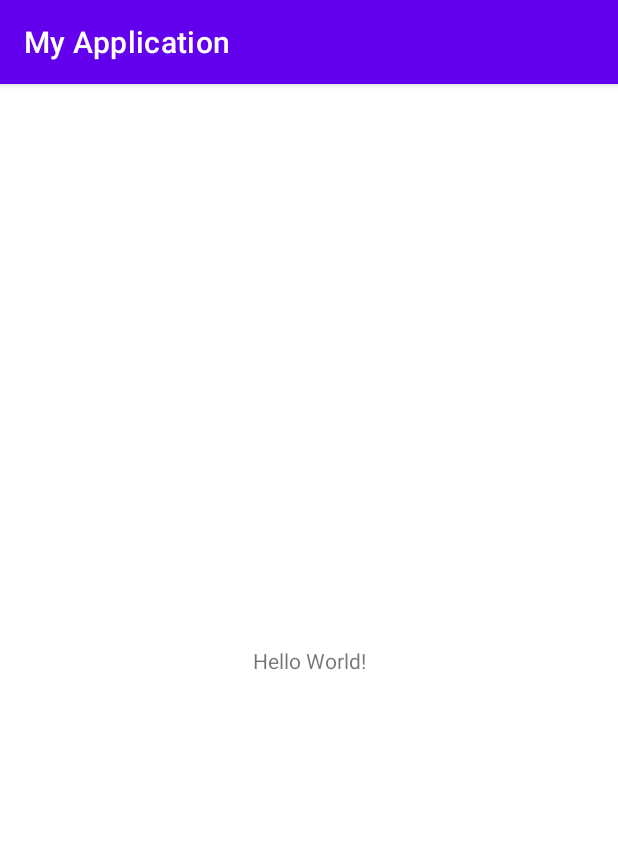
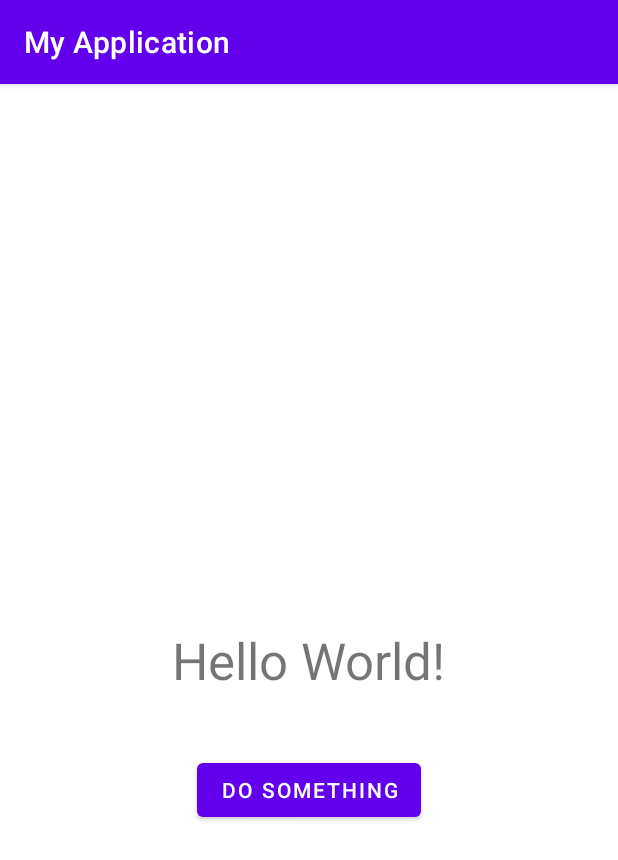
Before and after one commit to kevinsangyu/Personal_App, an Android app: the screen it shows after launch (MainActivity), on a phone screen of 412 x 824 dp. Shown: the top 860 px of the screen. Run offline under Robolectric (Android 15) with nearby library versions, the phone set to English and light mode, and no system bars.

Commit message:
Basics with buttons and TextView, setting disabled, changing text and outputting to log.

```diff
--- a/app/src/main/res/layout/activity_main.xml
+++ b/app/src/main/res/layout/activity_main.xml
@@ -7,12 +7,27 @@
     tools:context=".MainActivity">
 
     <TextView
+        android:id="@+id/hello"
         android:layout_width="wrap_content"
         android:layout_height="wrap_content"
         android:text="Hello World!"
+        android:textSize="34sp"
         app:layout_constraintBottom_toBottomOf="parent"
         app:layout_constraintLeft_toLeftOf="parent"
         app:layout_constraintRight_toRightOf="parent"
         app:layout_constraintTop_toTopOf="parent" />
 
+    <Button
+        android:id="@+id/button2"
+        android:layout_width="wrap_content"
+        android:layout_height="wrap_content"
+        android:onClick="disable"
+        android:text="Do Something"
+        app:layout_constraintBottom_toBottomOf="parent"
+        app:layout_constraintEnd_toEndOf="parent"
+        app:layout_constraintHorizontal_bias="0.501"
+        app:layout_constraintStart_toStartOf="parent"
+        app:layout_constraintTop_toBottomOf="@+id/hello"
+        app:layout_constraintVertical_bias="0.127" />
+
 </androidx.constraintlayout.widget.ConstraintLayout>
```
Also changed, not shown: app/src/main/java/com/example/myapplication/MainActivity.java (+24 -1 lines).
